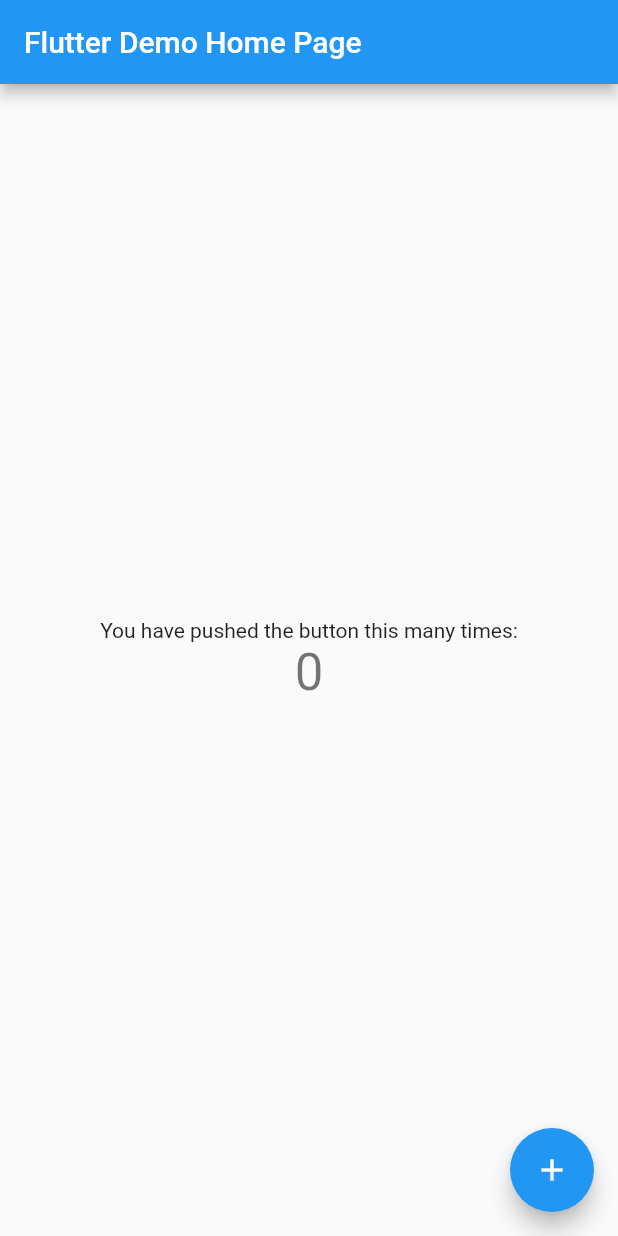
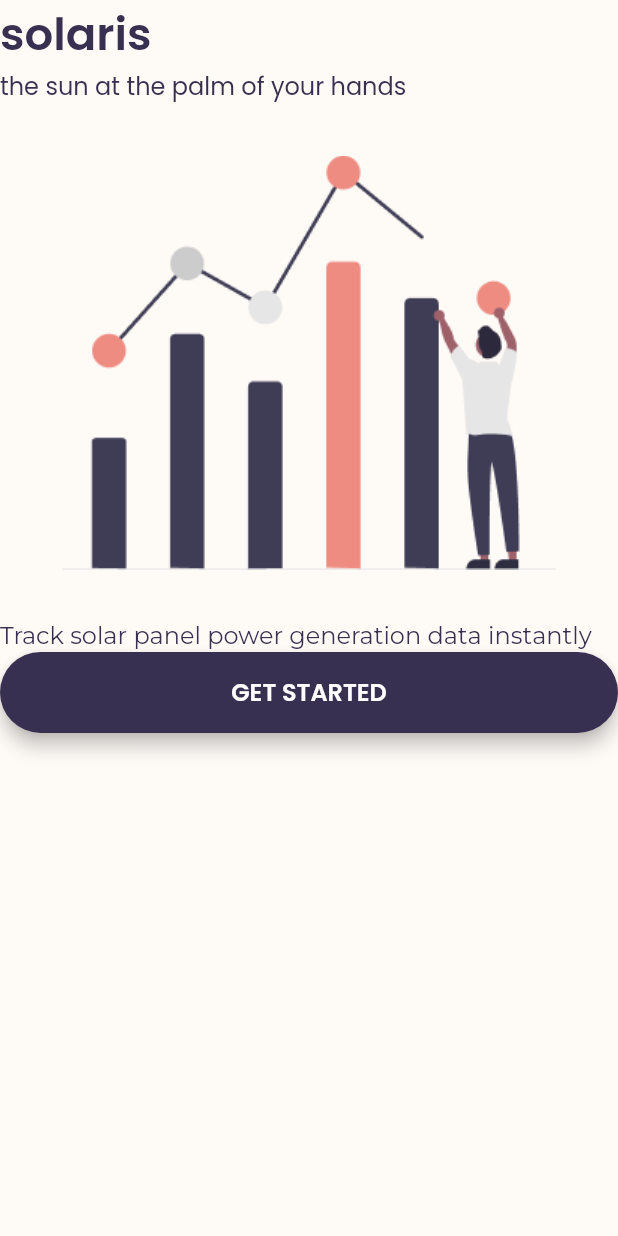
Before and after one commit to solaris-senior-design/solaris-mobile-app, a Flutter app: the screen it shows after launch, on a phone screen of 412 x 824 dp. Run offline on Flutter 3.47's test engine with Material 2 defaults, Android fonts, the phone set to English and light mode, and no system bars; project files that could hold a hidden picture were left out.

Commit message:
added splash and get started screens

```diff
--- a/lib/main.dart
+++ b/lib/main.dart
@@ -1,4 +1,5 @@
 import 'package:flutter/material.dart';
+import 'package:solaris_mobile_app/screens/splash_screen.dart';
 
 void main() {
   runApp(const MyApp());
@@ -7,109 +8,13 @@
 class MyApp extends StatelessWidget {
   const MyApp({Key? key}) : super(key: key);
 
-  // This widget is the root of your application.
   @override
   Widget build(BuildContext context) {
     return MaterialApp(
-      title: 'Flutter Demo',
       theme: ThemeData(
-        // This is the theme of your application.
-        //
-        // Try running your application with "flutter run". You'll see the
-        // application has a blue toolbar. Then, without quitting the app, try
-        // changing the primarySwatch below to Colors.green and then invoke
-        // "hot reload" (press "r" in the console where you ran "flutter run",
-        // or simply save your changes to "hot reload" in a Flutter IDE).
-        // Notice that the counter didn't reset back to zero; the application
-        // is not restarted.
         primarySwatch: Colors.blue,
       ),
-      home: const MyHomePage(title: 'Flutter Demo Home Page'),
+      home: const SplashScreen(),
     );
   }
 }
-
-class MyHomePage extends StatefulWidget {
-  const MyHomePage({Key? key, required this.title}) : super(key: key);
-
-  // This widget is the home page of your application. It is stateful, meaning
-  // that it has a State object (defined below) that contains fields that affect
-  // how it looks.
-
-  // This class is the configuration for the state. It holds the values (in this
-  // case the title) provided by the parent (in this case the App widget) and
-  // used by the build method of the State. Fields in a Widget subclass are
-  // always marked "final".
-
-  final String title;
-
-  @override
-  State<MyHomePage> createState() => _MyHomePageState();
-}
-
-class _MyHomePageState extends State<MyHomePage> {
-  int _counter = 0;
-
-  void _incrementCounter() {
-    setState(() {
-      // This call to setState tells the Flutter framework that something has
-      // changed in this State, which causes it to rerun the build method below
-      // so that the display can reflect the updated values. If we changed
-      // _counter without calling setState(), then the build method would not be
-      // called again, and so nothing would appear to happen.
-      _counter++;
-    });
-  }
-
-  @override
-  Widget build(BuildContext context) {
-    // This method is rerun every time setState is called, for instance as done
-    // by the _incrementCounter method above.
-    //
-    // The Flutter framework has been optimized to make rerunning build methods
-    // fast, so that you can just rebuild anything that needs updating rather
-    // than having to individually change instances of widgets.
-    return Scaffold(
-      appBar: AppBar(
-        // Here we take the value from the MyHomePage object that was created by
-        // the App.build method, and use it to set our appbar title.
-        title: Text(widget.title),
-      ),
-      body: Center(
-        // Center is a layout widget. It takes a single child and positions it
-        // in the middle of the parent.
-        child: Column(
-          // Column is also a layout widget. It takes a list of children and
-          // arranges them vertically. By default, it sizes itself to fit its
-          // children horizontally, and tries to be as tall as its parent.
-          //
-          // Invoke "debug painting" (press "p" in the console, choose the
-          // "Toggle Debug Paint" action from the Flutter Inspector in Android
-          // Studio, or the "Toggle Debug Paint" command in Visual Studio Code)
-          // to see the wireframe for each widget.
-          //
-          // Column has various properties to control how it sizes itself and
-          // how it positions its children. Here we use mainAxisAlignment to
-          // center the children vertically; the main axis here is the vertical
-          // axis because Columns are vertical (the cross axis would be
-          // horizontal).
-          mainAxisAlignment: MainAxisAlignment.center,
-          children: <Widget>[
-            const Text(
-              'You have pushed the button this many times:',
-            ),
-            Text(
-              '$_counter',
-              style: Theme.of(context).textTheme.headline4,
-            ),
-          ],
-        ),
-      ),
-      floatingActionButton: FloatingActionButton(
-        onPressed: _incrementCounter,
-        tooltip: 'Increment',
-        child: const Icon(Icons.add),
-      ), // This trailing comma makes auto-formatting nicer for build methods.
-    );
-  }
-}
--- /dev/null
+++ b/lib/screens/get_started_screen.dart
@@ -0,0 +1,40 @@
+import 'package:flutter/material.dart';
+import 'package:solaris_mobile_app/screens/dashboard_screen.dart';
+import 'package:solaris_mobile_app/utils/constants.dart';
+import 'package:solaris_mobile_app/widgets/get_started_button.dart';
+
+class GetStartedScreen extends StatefulWidget {
+  const GetStartedScreen({Key? key}) : super(key: key);
+
+  @override
+  State<GetStartedScreen> createState() => _GetStartedScreenState();
+}
+
+class _GetStartedScreenState extends State<GetStartedScreen> {
+  @override
+  Widget build(BuildContext context) {
+    return Scaffold(
+      backgroundColor: kThemeOffWhiteColor,
+      body: ListView(
+        children: [
+          Text(
+            'solaris',
+            style: kGetStartedLogoTextStyle,
+          ),
+          Text(
+            'the sun at the palm of your hands',
+            style: kGetStartedTaglineTextStyle,
+          ),
+          Image.asset('assets/images/undraw_visual_data_re_mxxo 1.png'),
+          Text(
+            'Track solar panel power generation data instantly',
+            style: kGetStartedDescriptionText,
+          ),
+          GetStartedButton(
+            nextScreen: DashboardScreen(),
+          )
+        ],
+      ),
+    );
+  }
+}
--- /dev/null
+++ b/lib/utils/constants.dart
@@ -0,0 +1,39 @@
+import 'package:flutter/material.dart';
+
+// COLOR PALETTE
+const kThemeOffWhiteColor = Color(0xFFFEFAF6);
+const kThemePrimaryColor = Color(0xFF383050);
+const kThemeSecondaryColor = Color(0xFFEE8C82);
+
+// TEXT STYLES
+const kSplashLogoTextStyle = TextStyle(
+  fontSize: 48,
+  fontFamily: "Poppins",
+  color: kThemePrimaryColor,
+  fontWeight: FontWeight.w600,
+);
+
+const kGetStartedLogoTextStyle = TextStyle(
+  fontSize: 30,
+  fontFamily: "Poppins",
+  color: kThemePrimaryColor,
+  fontWeight: FontWeight.w600,
+);
+
+const kGetStartedTaglineTextStyle = TextStyle(
+  fontSize: 16,
+  fontFamily: "Poppins",
+  color: kThemePrimaryColor,
+);
+
+const kGetStartedDescriptionText = TextStyle(
+  fontSize: 16,
+  fontFamily: "Montserrat",
+  color: kThemePrimaryColor,
+);
+
+const kGetStartedButtonText = TextStyle(
+    fontSize: 16,
+    fontFamily: "Poppins",
+    color: Colors.white,
+    fontWeight: FontWeight.w600);
--- /dev/null
+++ b/lib/widgets/get_started_button.dart
@@ -0,0 +1,33 @@
+import 'package:flutter/material.dart';
+import 'package:solaris_mobile_app/utils/constants.dart';
+
+class GetStartedButton extends StatefulWidget {
+  final Widget nextScreen;
+
+  const GetStartedButton({Key? key, required this.nextScreen})
+      : super(key: key);
+
+  @override
+  State<GetStartedButton> createState() => _GetStartedButtonState();
+}
+
+class _GetStartedButtonState extends State<GetStartedButton> {
+  @override
+  Widget build(BuildContext context) {
+    return TextButton(
+      onPressed: (() => Navigator.push(
+          context, MaterialPageRoute(builder: (context) => widget.nextScreen))),
+      style: TextButton.styleFrom(
+          elevation: 5.0,
+          padding: const EdgeInsets.fromLTRB(55, 15, 55, 15),
+          backgroundColor: kThemePrimaryColor,
+          primary: Colors.transparent,
+          shape: RoundedRectangleBorder(
+              borderRadius: BorderRadius.circular(30.0))),
+      child: const Text(
+        'GET STARTED',
+        style: kGetStartedButtonText,
+      ),
+    );
+  }
+}
```
Also changed, not shown: lib/screens/dashboard_screen.dart (added, +15 -0 lines), lib/screens/splash_screen.dart (added, +47 -0 lines), assets/images/undraw_visual_data_re_mxxo 1.png (added).
